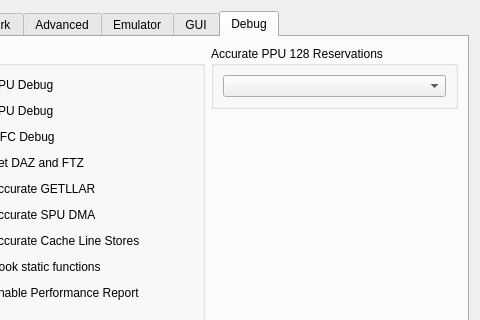
RPCS3/rpcs3, file rpcs3/rpcs3qt/settings_dialog.ui: the form before one commit; both pictures show x 316 to 796 and y 0 to 320 of the 796 by 744 pixel window.
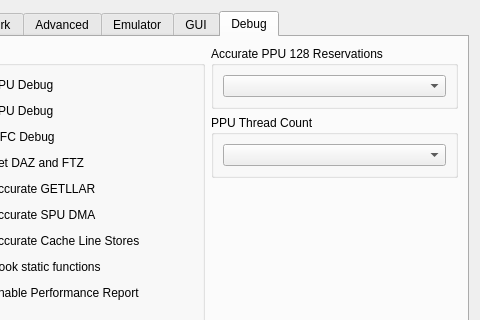
The form after the commit. The open tabs and pages were chosen to show the change. Icons and pictures are not drawn.

Commit message: GUI: Add PPU threads to debug tab

```diff
--- a/rpcs3/rpcs3qt/settings_dialog.ui
+++ b/rpcs3/rpcs3qt/settings_dialog.ui
@@ -3684,6 +3684,18 @@
               </layout>
              </widget>
             </item>
+            <item>
+             <widget class="QGroupBox" name="gb_num_ppu_threads">
+              <property name="title">
+               <string>PPU Thread Count</string>
+              </property>
+              <layout class="QVBoxLayout" name="vbl_num_ppu_threads">
+               <item>
+                <widget class="QComboBox" name="combo_num_ppu_threads"/>
+               </item>
+              </layout>
+             </widget>
+            </item>
             <item>
              <spacer name="verticalSpacerDebugMore">
               <property name="orientation">
```
The commit also changes 3 other files.
